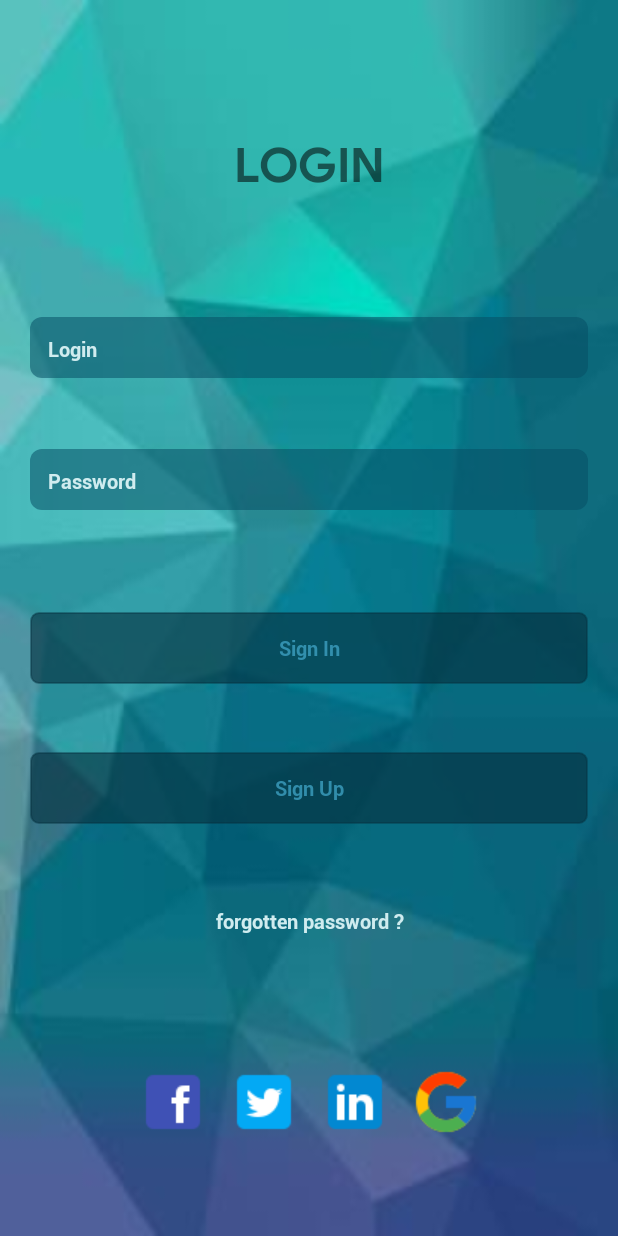
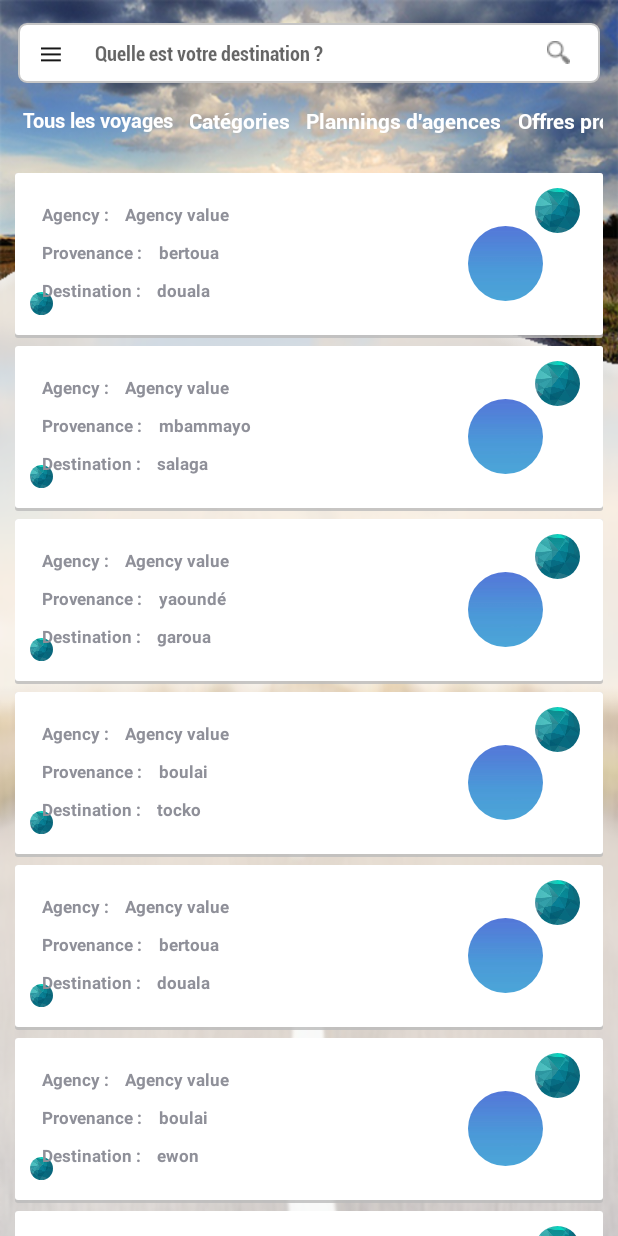
Before and after one commit to tipam2iuc/traplare-android, an Android app: the screen it shows after launch (LoginActivity before the commit, PlanningActivity after it), on a phone screen of 412 x 824 dp. Run offline under Robolectric (Android 15) with nearby library versions, the phone set to English and light mode, and no system bars; our stand-ins replace CircleImageView.

Commit message:
première version du recyclerview

```diff
--- a/Traplare/app/src/main/AndroidManifest.xml
+++ b/Traplare/app/src/main/AndroidManifest.xml
@@ -18,14 +18,16 @@
         <activity android:name=".MainClientActivity" />
         <activity android:name=".HelpActivity" />
         <activity android:name=".OtherActivity" />
-        <activity android:name=".PlanningActivity" />
-        <activity android:name=".LoginActivity">
+        <activity android:name=".PlanningActivity">
             <intent-filter>
                 <action android:name="android.intent.action.MAIN" />
 
                 <category android:name="android.intent.category.LAUNCHER" />
             </intent-filter>
         </activity>
+        <activity android:name=".LoginActivity">
+
+        </activity>
         <activity android:name=".RegisterActivity"></activity>
     </application>
 
--- a/Traplare/app/src/main/java/com/example/ruthelpc/traplare/PlanningActivity.java
+++ b/Traplare/app/src/main/java/com/example/ruthelpc/traplare/PlanningActivity.java
@@ -3,17 +3,22 @@ package com.example.ruthelpc.traplare;
 import android.content.Intent;
 import android.graphics.Typeface;
 import android.os.Build;
-import android.support.annotation.Nullable;
 import android.support.annotation.RequiresApi;
 import android.support.v7.app.AppCompatActivity;
 import android.os.Bundle;
+import android.support.v7.widget.DividerItemDecoration;
+import android.support.v7.widget.LinearLayoutManager;
+import android.support.v7.widget.RecyclerView;
 import android.view.View;
-import android.view.ViewGroup;
 import android.widget.EditText;
-import android.widget.HorizontalScrollView;
 import android.widget.ImageView;
 import android.widget.LinearLayout;
 import android.widget.TextView;
+
+import com.example.ruthelpc.traplare.modele.voyage;
+
+import java.util.ArrayList;
+import java.util.List;
 
 public class PlanningActivity extends AppCompatActivity {
     ImageView imageView_menu;
@@ -25,12 +30,43 @@ public class PlanningActivity extends AppCompatActivity {
     LinearLayout linearLayout_main_container;
     Intent i;
 
+    private RecyclerView recyclerView_voyagesList;
+    private RecyclerView.Adapter adapter_plannings;
+    private RecyclerView.LayoutManager layoutManager_phoneCode;
+
+    ArrayList<voyage> voyageArrayList = new ArrayList<voyage>();
+    voyage v11 =  new voyage("garoua", "yaoundé");
+    voyage v2 = new voyage("douala", "bertoua");
+    voyage v3 =  new voyage("salaga", "mbammayo");
+    voyage v5 =   new voyage("garoua", "yaoundé");
+    voyage v6 =   new voyage("tocko", "boulai");
+    voyage v7 =   new voyage("ewon", "boulai");
+    voyage v8 =   new voyage("gab", "fonj");
+    voyage v9 =   new voyage("emn", "boulai");
+    voyage v10 =   new voyage("tocko", "mbanga");
     @RequiresApi(api = Build.VERSION_CODES.JELLY_BEAN)
     @Override
     protected void onCreate(Bundle savedInstanceState) {
         super.onCreate(savedInstanceState);
         setContentView(R.layout.activity_planning);
         getSupportActionBar().hide();
+
+        voyageArrayList.add(v2);
+        voyageArrayList.add(v3);
+        voyageArrayList.add(v5);
+        voyageArrayList.add(v6);
+        voyageArrayList.add(v2);
+        voyageArrayList.add(v7);
+        voyageArrayList.add(v8);
+        voyageArrayList.add(v9);
+        voyageArrayList.add(v10);
+        voyageArrayList.add(v11);
+
+        recyclerView_voyagesList = findViewById(R.id.recycleView_voyagesList);
+        recyclerView_voyagesList.setLayoutManager(new LinearLayoutManager(this));
+        adapter_plannings = new PlanningsVerticalAdapter(voyageArrayList,this);
+        recyclerView_voyagesList.setAdapter(adapter_plannings);
+
         imageView_menu = findViewById(R.id.imageView_menu);
         editText_your_destination = findViewById(R.id.editText_your_destination);
         textView_promo_offer = findViewById(R.id.textView_promo_offer);
@@ -38,8 +74,8 @@ public class PlanningActivity extends AppCompatActivity {
         textView_categories = findViewById(R.id.textView_categories);
         textView_all_travels = findViewById(R.id.textView_all_travels);
 
-        Typeface RobotoBoldCondensed = Typeface.createFromAsset(getAssets(),"fonts/Roboto-BoldCondensed.ttf");
-        Typeface RobotoBold = Typeface.createFromAsset(getAssets(),"fonts/Roboto-Bold.ttf");
+        Typeface RobotoBoldCondensed = Typeface.createFromAsset(getAssets(), "fonts/Roboto-BoldCondensed.ttf");
+        Typeface RobotoBold = Typeface.createFromAsset(getAssets(), "fonts/Roboto-Bold.ttf");
         editText_your_destination.setTypeface(RobotoBoldCondensed);
         textView_promo_offer.setTypeface(RobotoBold);
         textView_agencies_agenda.setTypeface(RobotoBold);
@@ -54,70 +90,5 @@ public class PlanningActivity extends AppCompatActivity {
             }
         });
 
-        linearLayout_main_container = findViewById(R.id.linearLayout_main_container);
-        int i;
-        for (i = 0; i < 10; i++) {
-            LinearLayout layout = new LinearLayout(this);
-            layout.setBackground(getResources().getDrawable(R.drawable.ombre));
-            layout.setOrientation(LinearLayout.VERTICAL);
-            LinearLayout.LayoutParams params = new LinearLayout.LayoutParams(LinearLayout.LayoutParams.MATCH_PARENT, LinearLayout.LayoutParams.WRAP_CONTENT);
-            params.leftMargin = dpToPx(5);
-            params.rightMargin = dpToPx(5);
-            params.bottomMargin = dpToPx(10);
-
-            LinearLayout.LayoutParams params_textView = new LinearLayout.LayoutParams
-                    (LinearLayout.LayoutParams.MATCH_PARENT, LinearLayout.LayoutParams.WRAP_CONTENT);
-            params_textView.leftMargin = dpToPx(8);
-            params_textView.rightMargin = dpToPx(5);
-            params_textView.topMargin = dpToPx(10);
-
-            TextView option_name = new TextView(this);
-            option_name.setText("option " + (i+1));
-            option_name.setTypeface(RobotoBold);
-
-                    HorizontalScrollView value_scroll = new HorizontalScrollView(this);
-            value_scroll.setHorizontalScrollBarEnabled(false);
-            value_scroll.setPadding(0,0,0,0);
-
-            LinearLayout.LayoutParams params_horizontalScrollView = new LinearLayout.LayoutParams
-                    (LinearLayout.LayoutParams.MATCH_PARENT, LinearLayout.LayoutParams.WRAP_CONTENT);
-            params_horizontalScrollView.topMargin = dpToPx(5);
-            params_horizontalScrollView.leftMargin = dpToPx(0);
-            params_horizontalScrollView.rightMargin = dpToPx(0);
-
-            LinearLayout value_package = new LinearLayout(this);
-            value_package.setPadding(5,0,0,20);
-            LinearLayout.LayoutParams params_package = new LinearLayout.LayoutParams
-                    (LinearLayout.LayoutParams.MATCH_PARENT, LinearLayout.LayoutParams.WRAP_CONTENT);
-
-            int a;
-            for (a = 0 ; a < 12 ; a++){
-                LinearLayout.LayoutParams params_values = new LinearLayout.LayoutParams
-                        (140, 150);
-                params_values.leftMargin = dpToPx(2);
-                params_values.rightMargin = dpToPx(2);
-                params_values.topMargin = dpToPx(2);
-                params_values.bottomMargin = dpToPx(2);
-
-                TextView option_valeurs = new TextView(this);
-                option_valeurs.setText("valeur " + (i+1));
-                option_valeurs.setTypeface(RobotoBold);
-                option_valeurs.setPadding(5,0,5,0);
-                option_valeurs.setBackgroundColor(getResources().getColor(R.color.colorSpecial1));
-                value_package.addView(option_valeurs, params_values);
-            }
-
-            value_scroll.addView(value_package, params_package);
-            layout.addView(option_name, params_textView);
-            layout.addView(value_scroll, params_horizontalScrollView);
-            linearLayout_main_container.addView(layout, params);
-        }
-    }
-
-    public int dpToPx(int dp) {
-        float density = this.getResources()
-                .getDisplayMetrics()
-                .density;
-        return Math.round((float) dp * density);
     }
 }
--- /dev/null
+++ b/Traplare/app/src/main/java/com/example/ruthelpc/traplare/PlanningsVerticalAdapter.java
@@ -0,0 +1,78 @@
+package com.example.ruthelpc.traplare;
+
+import android.content.Context;
+import android.support.annotation.NonNull;
+import android.support.v7.widget.RecyclerView;
+import android.util.Log;
+import android.view.LayoutInflater;
+import android.view.View;
+import android.view.ViewGroup;
+import android.widget.ImageView;
+import android.widget.LinearLayout;
+import android.widget.TextView;
+
+import com.example.ruthelpc.traplare.modele.voyage;
+
+import java.util.ArrayList;
+import java.util.List;
+
+public class PlanningsVerticalAdapter extends RecyclerView.Adapter<PlanningsVerticalAdapter.PlanningsHolder>{
+    private ArrayList<voyage> voyagesListe;
+    private Context context;
+
+    public PlanningsVerticalAdapter(ArrayList<voyage> voyagesListe, Context context){
+        this.voyagesListe = voyagesListe;
+        this.context = context;
+    }
+
+    @NonNull
+    @Override
+    public PlanningsHolder onCreateViewHolder(@NonNull ViewGroup viewGroup, int i) {
+        View view = null;
+        LayoutInflater inflater = LayoutInflater.from(viewGroup.getContext().getApplicationContext());
+        view = inflater.inflate(R.layout.planning_option,viewGroup,false);
+        Log.i("CreateHolder","Holder Created");
+        return new PlanningsHolder(view);
+    }
+
+    @Override
+    public void onBindViewHolder(@NonNull final PlanningsHolder planningsHolder, final int position) {
+        //String iso = voyagesListe.get(position).getIso2();
+        //if(iso != "cm"){
+        //   planningsHolder.imageView_flag.setImageResource(context.getResources().getIdentifier(iso,"drawable",context.getApplicationContext().getPackageName()));
+        //}
+//        planningsHolder.textView_agence.setText(voyagesListe.get(position).agence_depart.compagnie.nom);
+        planningsHolder.textView_provenance.setText(voyagesListe.get(position).depart);
+        planningsHolder.textView_destination.setText(voyagesListe.get(position).destination);
+        //Log.i("BindingHolder","Holder Binded"+voyagesListe.get(position).getCountry()+" "+voyagesListe.get(position).getCode());
+    }
+
+    @Override
+    public int getItemCount() {
+        return voyagesListe.size();
+    }
+
+    public static class PlanningsHolder extends RecyclerView.ViewHolder {
+        private LinearLayout layout;
+        private ImageView imageView_flag;
+        private TextView textView_agence;
+        private TextView textView_provenance;
+        private TextView textView_destination;
+
+        public PlanningsHolder(@NonNull View itemView) {
+            super(itemView);
+            itemView.setOnClickListener(new View.OnClickListener() {
+                @Override
+                public void onClick(View v) {
+                }
+            });
+            //layout = itemView.findViewById(R.id.layout_template_travel);
+            imageView_flag = itemView.findViewById(R.id.imageView_main_container);
+            textView_agence = itemView.findViewById(R.id.textView_agency_value);
+            textView_provenance = itemView.findViewById(R.id.textView_agency_provenance_value);
+            textView_destination = itemView.findViewById(R.id.textView_agency_destination_value);
+        }
+    }
+
+
+}
--- /dev/null
+++ b/Traplare/app/src/main/java/com/example/ruthelpc/traplare/modele/voyage.java
@@ -0,0 +1,26 @@
+package com.example.ruthelpc.traplare.modele;
+
+import java.util.Date;
+
+public class voyage {
+    enum classe{
+        VIP,
+        NORMAL,
+        ECONOMIQUE
+    }
+
+
+    public Date date_depart;
+    public Date date_arrivee;
+    public double tarif;
+    public agence agence_depart;
+    public String depart;
+    public String destination;
+    public agence agence_arrive;
+    public classe classe;
+
+    public voyage(String destination, String depart){
+        this.depart = depart;
+        this.destination = destination;
+    }
+}
--- a/Traplare/app/src/main/res/layout/activity_planning.xml
+++ b/Traplare/app/src/main/res/layout/activity_planning.xml
@@ -1,5 +1,5 @@
 <?xml version="1.0" encoding="utf-8"?>
-<ScrollView xmlns:android="http://schemas.android.com/apk/res/android"
+<android.support.constraint.ConstraintLayout xmlns:android="http://schemas.android.com/apk/res/android"
     xmlns:tools="http://schemas.android.com/tools"
     android:layout_width="match_parent"
     android:layout_height="match_parent"
@@ -8,12 +8,6 @@
     tools:context=".PlanningActivity"
     android:scrollbars="none"
     android:orientation="vertical">
-    <LinearLayout
-        android:id="@+id/linearLayout_main_container"
-        android:orientation="vertical"
-        android:layout_width="match_parent"
-        android:layout_height="match_parent">
-
         <LinearLayout
             android:orientation="horizontal"
             android:background="@drawable/edittext_bg"
@@ -23,6 +17,8 @@
             android:layout_marginTop="15dp"
             android:paddingLeft="15dp"
             android:paddingRight="20dp"
+            app:layout_constraintTop_toTopOf="parent"
+            android:id="@+id/linearLayout_search"
             android:layout_marginBottom="15dp"
             android:paddingVertical="2dp">
 
@@ -40,6 +36,7 @@
                 android:layout_width="match_parent"
                 android:layout_height="36dp"
                 android:layout_marginLeft="10dp"
+                android:focusableInTouchMode="true"
                 android:pointerIcon="none"
                 android:cursorVisible="true"
                 android:background="#fff"
@@ -63,10 +60,12 @@
             android:layout_width="match_parent"
             android:scrollbars="none"
             android:paddingHorizontal="10dp"
-
+            app:layout_constraintTop_toBottomOf="@id/linearLayout_search"
+            android:id="@+id/horizontalSView_menu_voyage"
             android:layout_height="wrap_content">
             <LinearLayout
                 android:layout_width="match_parent"
+                android:layout_marginTop="15dp"
                 android:layout_marginBottom="20dp"
                 android:layout_height="match_parent">
 
@@ -108,5 +107,16 @@
                     android:layout_marginHorizontal="5dp"/>
                 </LinearLayout>
         </HorizontalScrollView>
-    </LinearLayout>
-</ScrollView>
+        <android.support.v7.widget.RecyclerView
+            android:id="@+id/recycleView_voyagesList"
+            android:layout_width="0dp"
+            android:layout_height="0dp"
+            android:layout_margin="0dp"
+            app:layout_constraintStart_toStartOf="parent"
+            app:layout_constraintEnd_toEndOf="parent"
+            app:layout_constraintTop_toBottomOf="@id/horizontalSView_menu_voyage"
+            app:layout_constraintBottom_toBottomOf="parent"
+            >
+
+        </android.support.v7.widget.RecyclerView>
+</android.support.constraint.ConstraintLayout>
--- a/Traplare/app/src/main/res/layout/activity_register.xml
+++ b/Traplare/app/src/main/res/layout/activity_register.xml
@@ -24,8 +24,7 @@
         android:layout_marginTop="5dp"
         android:layout_marginEnd="20dp"
         android:layout_marginRight="20dp"
-        android:layout_marginBottom="20dp"
-        app:layout_constraintBottom_toTopOf="@+id/editView_first_name"
+        android:layout_marginBottom="20dp"        app:layout_constraintBottom_toTopOf="@+id/editView_first_name"
         app:layout_constraintEnd_toEndOf="parent"
         app:layout_constraintStart_toStartOf="parent"
         app:layout_constraintTop_toTopOf="parent" />
--- /dev/null
+++ b/Traplare/app/src/main/res/layout/planning_option.xml
@@ -0,0 +1,124 @@
+<?xml version="1.0" encoding="utf-8"?>
+<android.support.constraint.ConstraintLayout xmlns:tools="http://schemas.android.com/tools"
+    android:layout_height="110dp"
+    android:id="@+id/layout_template_travel"
+    android:paddingTop="10dp"
+    android:paddingLeft="10dp"
+    xmlns:app="http://schemas.android.com/apk/res-auto"
+    android:orientation="vertical"
+    android:layout_width="match_parent"
+    android:layout_marginTop="5dp"
+    android:layout_marginHorizontal="10dp"
+    android:background="@drawable/bg_trip"
+    xmlns:android="http://schemas.android.com/apk/res/android">
+    <de.hdodenhof.circleimageview.CircleImageView
+        android:id="@+id/imageCicle_main_logo"
+        android:src="@drawable/bluebackground1"
+        android:layout_width="30dp"
+        android:layout_marginRight="15dp"
+        app:layout_constraintRight_toRightOf="parent"
+        android:layout_height="30dp">
+    </de.hdodenhof.circleimageview.CircleImageView>
+
+    <de.hdodenhof.circleimageview.CircleImageView
+        android:id="@+id/imageCicle_main_logo2"
+        android:src="@drawable/bluebackground1"
+        android:layout_width="15dp"
+        android:layout_marginRight="15dp"
+        app:layout_constraintLeft_toLeftOf="parent"
+        app:layout_constraintBottom_toBottomOf="parent"
+        android:layout_marginBottom="15dp"
+        android:layout_height="15dp">
+    </de.hdodenhof.circleimageview.CircleImageView>
+
+    <de.hdodenhof.circleimageview.CircleImageView
+        android:id="@+id/imageView_main_container"
+        android:src="@drawable/backgroundblue2"
+        android:layout_width="70dp"
+        app:layout_constraintTop_toTopOf="parent"
+        app:layout_constraintBottom_toBottomOf="parent"
+        android:layout_marginRight="30dp"
+        app:layout_constraintRight_toRightOf="parent"
+        android:layout_height="50dp">
+    </de.hdodenhof.circleimageview.CircleImageView>
+
+    <TextView
+        android:id="@+id/textView_agency_title"
+        android:layout_width="wrap_content"
+        app:layout_constraintTop_toTopOf="parent"
+        app:layout_constraintLeft_toLeftOf="parent"
+        android:layout_height="wrap_content"
+        android:layout_marginLeft="8dp"
+        android:layout_marginRight="5dp"
+        android:layout_marginTop="10dp"
+        android:text="Agency : "
+        android:textSize="11dp"
+        android:textStyle="bold" />
+
+    <TextView
+        android:id="@+id/textView_agency_value"
+        app:layout_constraintTop_toTopOf="parent"
+        app:layout_constraintLeft_toRightOf="@id/textView_agency_title"
+        android:layout_width="wrap_content"
+        android:layout_height="wrap_content"
+        android:layout_marginLeft="8dp"
+        android:layout_marginRight="5dp"
+        android:layout_marginTop="10dp"
+        android:text="Agency value"
+        android:textSize="11dp"
+        android:textStyle="bold" />
+
+    <TextView
+        android:id="@+id/textView_agency_from"
+        android:layout_width="wrap_content"
+        app:layout_constraintTop_toBottomOf="@id/textView_agency_title"
+        app:layout_constraintLeft_toLeftOf="parent"
+        android:layout_height="wrap_content"
+        android:layout_marginLeft="8dp"
+        android:layout_marginRight="5dp"
+        android:layout_marginTop="10dp"
+        android:text="Provenance : "
+        android:textSize="11dp"
+        android:textStyle="bold" />
+
+    <TextView
+        android:id="@+id/textView_agency_provenance_value"
+        app:layout_constraintTop_toBottomOf="@id/textView_agency_value"
+        app:layout_constraintLeft_toRightOf="@id/textView_agency_from"
+        android:layout_width="wrap_content"
+        android:layout_height="wrap_content"
+        android:layout_marginLeft="8dp"
+        android:layout_marginRight="5dp"
+        android:layout_marginTop="10dp"
+        android:text="provenance value"
+        android:textSize="11dp"
+        android:textStyle="bold" />
+
+    <TextView
+        android:id="@+id/textView_agency_destination"
+        android:layout_width="wrap_content"
+        app:layout_constraintTop_toBottomOf="@id/textView_agency_from"
+        app:layout_constraintLeft_toLeftOf="parent"
+        android:layout_height="wrap_content"
+        android:layout_marginLeft="8dp"
+        android:layout_marginRight="5dp"
+        android:layout_marginTop="10dp"
+        android:text="Destination : "
+        android:textSize="11dp"
+        android:textStyle="bold"
+        tools:ignore="DuplicateIds" />
+
+    <TextView
+        android:id="@+id/textView_agency_destination_value"
+        app:layout_constraintTop_toBottomOf="@id/textView_agency_provenance_value"
+        app:layout_constraintLeft_toRightOf="@id/textView_agency_destination"
+        android:layout_width="wrap_content"
+        android:layout_height="wrap_content"
+        android:layout_marginLeft="8dp"
+        android:layout_marginRight="5dp"
+        android:layout_marginTop="10dp"
+        android:text="Destination value"
+        android:textSize="11dp"
+        android:textStyle="bold" />
+
+</android.support.constraint.ConstraintLayout>
--- a/Traplare/app/src/main/res/values/strings.xml
+++ b/Traplare/app/src/main/res/values/strings.xml
@@ -18,4 +18,7 @@
     <string name="permission_rationale">"Contacts permissions are needed for providing email
         completions."
     </string>
+
+    <!-- TODO: Remove or change this placeholder text -->
+    <string name="hello_blank_fragment">Hello blank fragment</string>
 </resources>
```
Also changed, not shown: Traplare/app/src/main/java/com/example/ruthelpc/traplare/modele/agence.java (added, +9 -0 lines), Traplare/app/src/main/java/com/example/ruthelpc/traplare/modele/compagnie.java (added, +8 -0 lines), Traplare/app/src/main/res/layout/custom_dialog.xml (added, +22 -0 lines), Traplare/app/src/main/res/layout/fragment_dialog.xml (added, +31 -0 lines), Traplare/app/src/main/res/drawable/bg_trip.xml (renamed from Traplare/app/src/main/res/drawable/ombre.xml), Traplare/app/src/main/res/drawable/fond.jpg (deleted).
